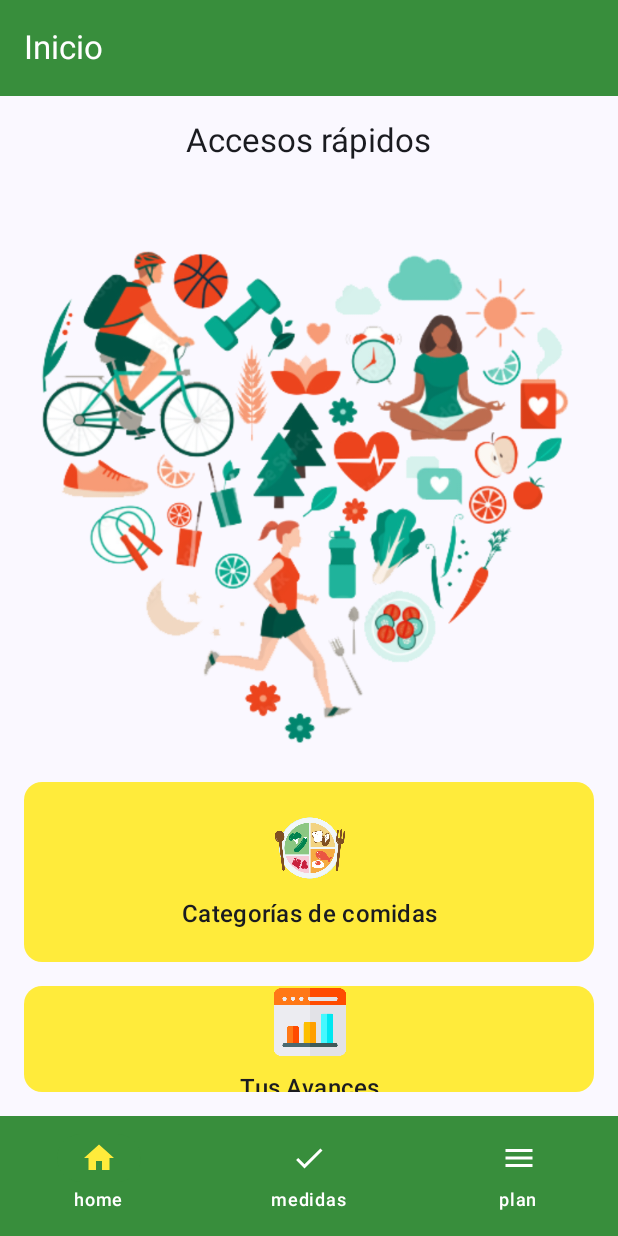
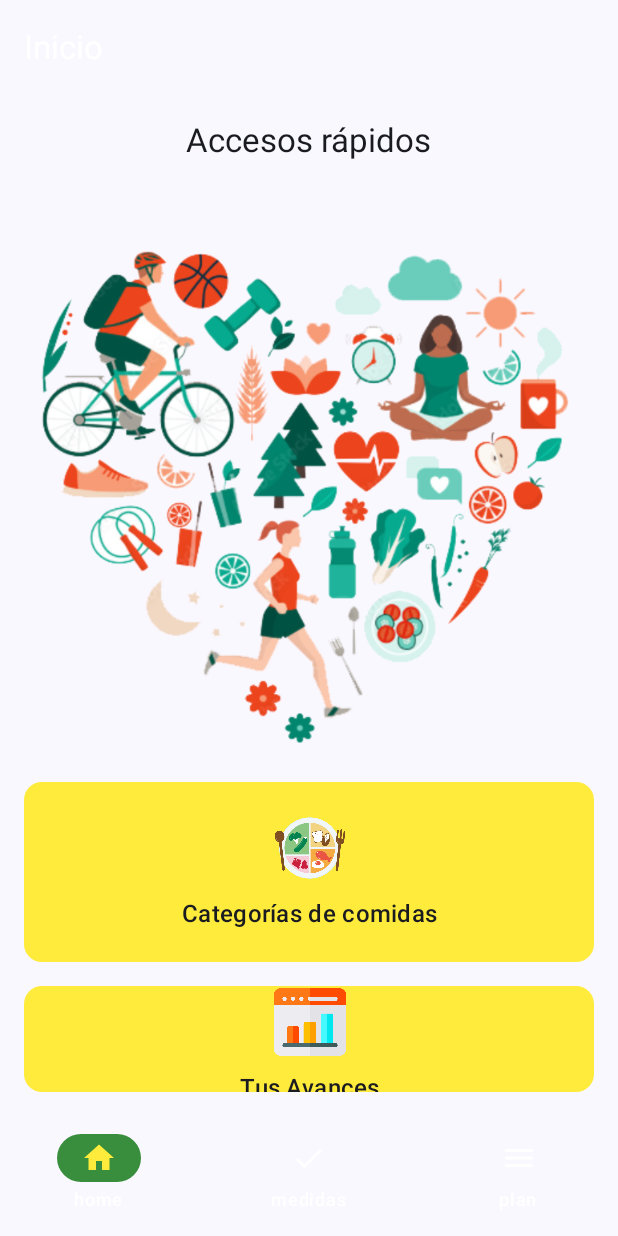
Before and after one commit to marpez4/appNutriologia, an Android app built with Jetpack Compose: the screen it shows after launch (MainActivity), on a phone screen of 412 x 824 dp. Run offline under Robolectric (Android 15) with nearby library versions, the phone set to English and light mode, and no system bars.

Commit message:
Se agrega color del nav y top bar a la variable de flavors

```diff
--- a/app/src/main/java/com/example/appnutriologia/ui/navigation/NavigationAppBar.kt
+++ b/app/src/main/java/com/example/appnutriologia/ui/navigation/NavigationAppBar.kt
@@ -12,6 +12,7 @@ import androidx.compose.runtime.remember
 import androidx.compose.runtime.setValue
 import androidx.compose.ui.graphics.Color
 import androidx.navigation.NavController
+import com.example.appnutriologia.BuildConfig
 
 @Composable
 fun NavigationAppBar(navController: NavController){
@@ -20,7 +21,9 @@ fun NavigationAppBar(navController: NavController){
 
     var items =  listOf(Screen.Home.route, Screen.Medidas.route, Screen.Plan.route)
 
-    NavigationBar(containerColor = Color(0xFF388E3C), contentColor = Color.White){
+    val navColor = Color(BuildConfig.COLOR_NAV)
+
+    NavigationBar(containerColor = navColor, contentColor = Color.White){
 
         items.forEachIndexed{index, item ->
             NavigationBarItem(
--- a/app/src/main/java/com/example/appnutriologia/ui/navigation/TopBar.kt
+++ b/app/src/main/java/com/example/appnutriologia/ui/navigation/TopBar.kt
@@ -6,14 +6,16 @@ import androidx.compose.material3.TopAppBar
 import androidx.compose.material3.TopAppBarDefaults.topAppBarColors
 import androidx.compose.runtime.Composable
 import androidx.compose.ui.graphics.Color
+import com.example.appnutriologia.BuildConfig
 
 @OptIn(ExperimentalMaterial3Api::class)
 @Composable
 fun TopBar(title:String){
+   val navColor = Color(BuildConfig.COLOR_NAV)
    TopAppBar(
        title = { Text(title) },
      colors = topAppBarColors(
-         containerColor = Color(0xFF388E3C),
+         containerColor = navColor,
          titleContentColor = Color.White
      )
    )
```
Also changed, not shown: app/build.gradle.kts (+8 -4 lines).
